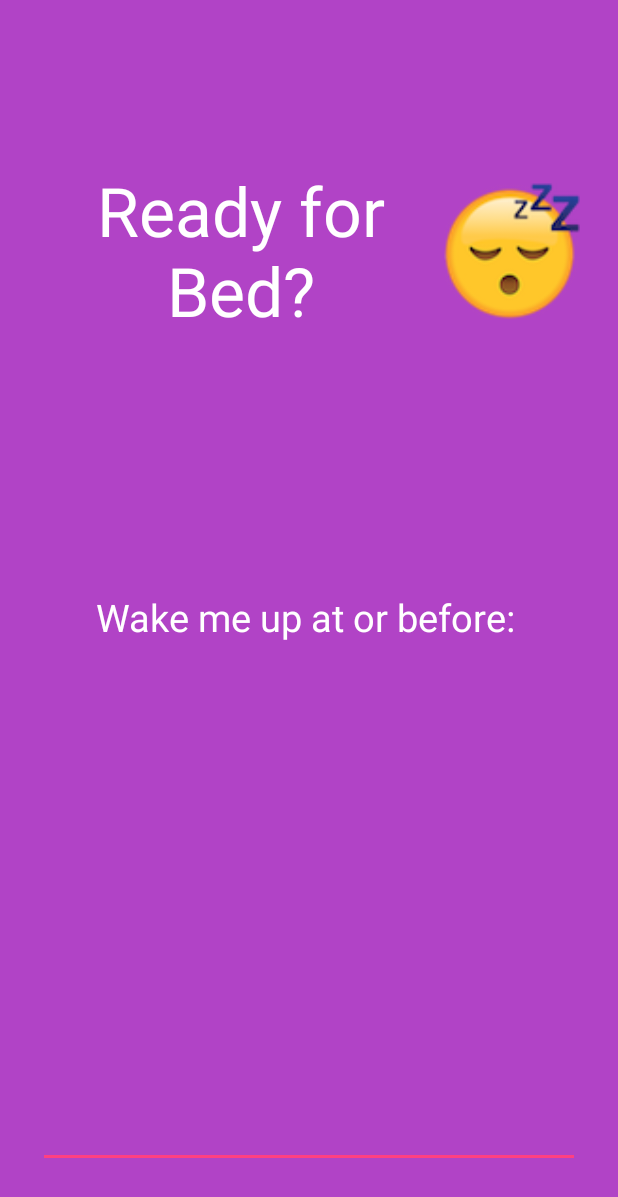
After one commit to Makiah/Smart-Alarm, an Android app: the layout activity_landing_page.xml on its own in the app's theme, with its tools: preview values and no code run, on a phone screen of 412 x 824 dp. The commit adds this screen. Shown: the top 1197 px of the screen. Run offline under Robolectric (Android 15) with nearby library versions, the phone set to English and light mode, and no system bars.

Commit message:
Start to improve UI and actually accomplish what's intended

```diff
--- a/app/src/main/java/makiah/smartalarm/opencvutilities/JavaCameraViewWithFlash.java
+++ b/app/src/main/java/makiah/smartalarm/camerafeed/JavaCameraViewWithFlash.java
@@ -1,4 +1,4 @@
-package makiah.smartalarm.opencvutilities;
+package makiah.smartalarm.camerafeed;
 
 import android.content.Context;
 import android.hardware.Camera;
--- a/app/src/main/java/makiah/smartalarm/alarmsetter/AlarmSetterActivity.java
+++ b/app/src/main/java/makiah/smartalarm/postsleepfeedback/PostSleepFeedbackActivity.java
@@ -1,15 +1,15 @@
-package makiah.smartalarm.alarmsetter;
+package makiah.smartalarm.postsleepfeedback;
 
 import android.app.Activity;
 import android.os.Bundle;
 
 import makiah.smartalarm.R;
 
-public class AlarmSetterActivity extends Activity
+public class PostSleepFeedbackActivity extends Activity
 {
     protected void onCreate(Bundle savedInstanceState)
     {
         super.onCreate(savedInstanceState);
-        setContentView(R.layout.activity_alarm_setter);
+        setContentView(R.layout.activity_post_sleep_feedback);
     }
 }
--- a/app/src/main/res/layout/activity_smart_alarm.xml
+++ b/app/src/main/res/layout/activity_camera_feed.xml
@@ -35,7 +35,7 @@
         android:layout_height="fill_parent"
         android:layout_weight="5">
 
-        <makiah.smartalarm.opencvutilities.JavaCameraViewWithFlash
+        <makiah.smartalarm.camerafeed.JavaCameraViewWithFlash
             android:layout_height="fill_parent"
             android:layout_width="fill_parent"
             android:id="@+id/show_camera_activity_java_surface_view"/>
--- /dev/null
+++ b/app/src/main/res/layout/activity_landing_page.xml
@@ -0,0 +1,66 @@
+<?xml version="1.0" encoding="utf-8"?>
+<LinearLayout
+    xmlns:android="http://schemas.android.com/apk/res/android"
+    xmlns:tools="http://schemas.android.com/tools"
+    android:layout_width="match_parent"
+    android:layout_height="match_parent"
+    android:orientation="vertical"
+    android:background="#b143c6"
+    android:paddingTop="45dp"
+    android:paddingBottom="45dp"
+    android:paddingEnd="25dp"
+    android:paddingStart="25dp">
+
+    <!-- Ready for Bed? -->
+    <LinearLayout
+        android:layout_width="match_parent"
+        android:layout_height="0dp"
+        android:layout_weight="1"
+        android:orientation="horizontal">
+
+        <TextView
+            android:layout_width="0dp"
+            android:layout_height="match_parent"
+            android:layout_weight="3"
+            android:textSize="45sp"
+            android:textColor="@android:color/white"
+            android:textAlignment="center"
+            android:gravity="center"
+            android:text="Ready for Bed?"/>
+
+        <ImageView
+            android:layout_width="0dp"
+            android:layout_height="match_parent"
+            android:layout_weight="1"
+            android:src="@mipmap/sleepicon"/>
+
+    </LinearLayout>
+
+    <!-- Wake Me Up -->
+    <LinearLayout
+        android:layout_width="match_parent"
+        android:layout_height="0dp"
+        android:layout_weight="2"
+        android:orientation="vertical">
+
+        <TextView
+            android:layout_width="match_parent"
+            android:layout_height="0dp"
+            android:layout_weight="1"
+            android:textSize="25sp"
+            android:textColor="@android:color/white"
+            android:textAlignment="center"
+            android:gravity="center"
+            android:text="Wake me up at or before: "/>
+
+        <EditText
+            android:id="@+id/editText"
+            android:layout_width="match_parent"
+            android:layout_height="0dp"
+            android:layout_weight="1"
+            android:ems="10"
+            android:inputType="time" />
+
+    </LinearLayout>
+
+</LinearLayout>
```
Also changed, not shown: app/src/main/AndroidManifest.xml (+33 -12 lines), app/src/main/java/makiah/smartalarm/camerafeed/CameraFeedActivity.java (renamed from app/src/main/java/makiah/smartalarm/SmartAlarmActivity.java, +12 -17 lines), app/src/main/java/makiah/smartalarm/camerafeed/CameraFeedLog.java (renamed from app/src/main/java/makiah/smartalarm/SmartAlarmLog.java, +5 -3 lines), app/src/main/java/makiah/smartalarm/introquestions/IntroQuestionsActivity.java (added, +23 -0 lines), app/src/main/java/makiah/smartalarm/landingpage/LandingPageActivity.java (added, +28 -0 lines), app/src/main/res/layout/activity_post_sleep_feedback.xml (added, +14 -0 lines), app/src/main/res/layout/activity_intro_questions.xml (renamed from app/src/main/res/layout/activity_alarm_setter.xml), app/src/main/res/mipmap-hdpi/sleepicon.png (added), app/src/main/res/mipmap-mdpi/sleepicon.png (added), app/src/main/res/mipmap-xhdpi/sleepicon.png (added), app/src/main/res/mipmap-xxhdpi/sleepicon.png (added), app/src/main/res/mipmap-xxxhdpi/sleepicon.png (added).
